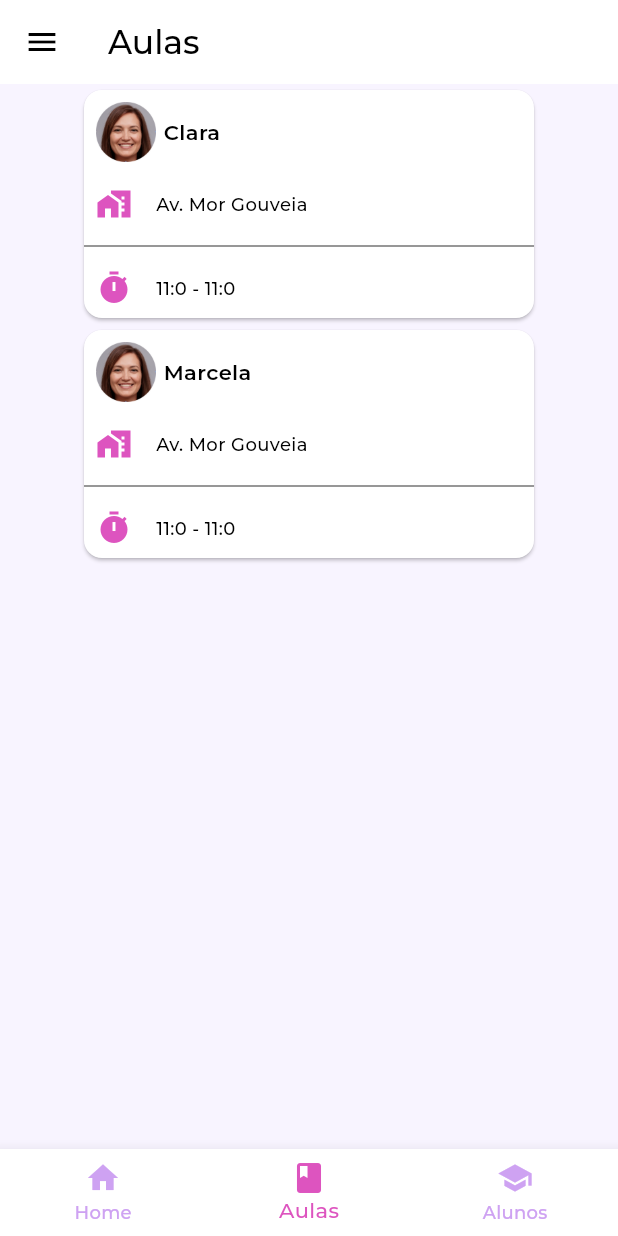
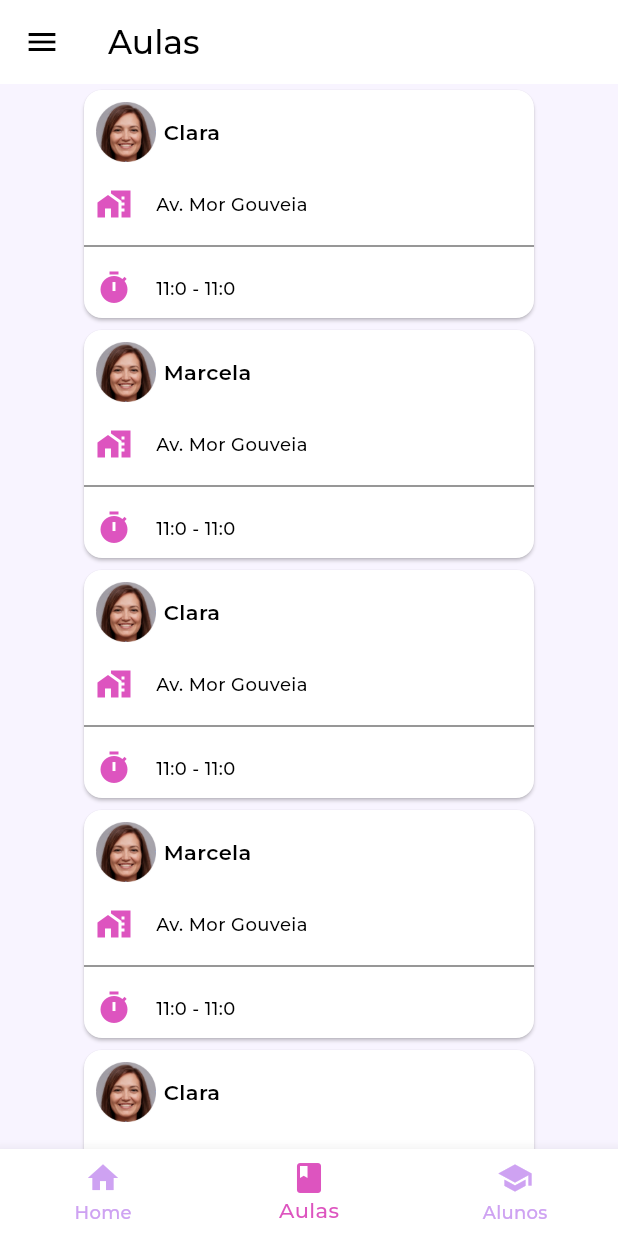
Before and after one commit to ritallopes/gereaulas_mobile, a Flutter app: the MainScreen screen opened directly with sample values from the repository, item 2 of the bottom bar chosen, on a phone screen of 412 x 824 dp. Run offline on Flutter 3.47's test engine with Material 2 defaults, Android fonts, the light colour scheme and no system bars; accounts and stored records are empty; project files that could hold a hidden picture were left out.

Commit message:
add dummies

```diff
--- a/lib/data/dummy.dart
+++ b/lib/data/dummy.dart
@@ -58,5 +58,37 @@ var DUMMY_CLASS = [
       subject: 'Matemática',
       teacher: DUMMY_TEACHERS[0],
       time: DUMMY_RESERVEDTIME[0],
+      finished: false),
+  ClassSchedule(
+      residential: true,
+      paymentAmount: 60.0,
+      student: DUMMY_STUDENT[0],
+      subject: 'Geografia',
+      teacher: DUMMY_TEACHERS[0],
+      time: DUMMY_RESERVEDTIME[0],
+      finished: false),
+  ClassSchedule(
+      residential: true,
+      paymentAmount: 60.0,
+      student: DUMMY_STUDENT[1],
+      subject: 'Matemática',
+      teacher: DUMMY_TEACHERS[0],
+      time: DUMMY_RESERVEDTIME[0],
+      finished: false),
+  ClassSchedule(
+      residential: true,
+      paymentAmount: 60.0,
+      student: DUMMY_STUDENT[0],
+      subject: 'Geografia',
+      teacher: DUMMY_TEACHERS[0],
+      time: DUMMY_RESERVEDTIME[0],
+      finished: false),
+  ClassSchedule(
+      residential: true,
+      paymentAmount: 60.0,
+      student: DUMMY_STUDENT[1],
+      subject: 'Matemática',
+      teacher: DUMMY_TEACHERS[0],
+      time: DUMMY_RESERVEDTIME[0],
       finished: false)
 ];
```
